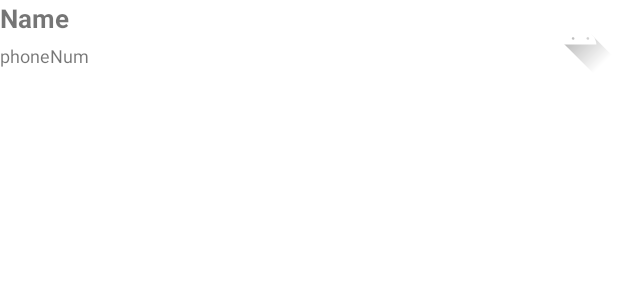
After one commit to dycha0430/CS496_Project1, an Android app: the layout phone_num_item.xml on its own in the app's theme, with its tools: preview values and no code run, on a phone screen of 412 x 824 dp. The commit adds this screen. Shown: the top 300 px of the screen. Run offline under Robolectric (Android 15) with nearby library versions, the phone set to English and light mode, and no system bars.

Commit message:
Recycler View implement

```diff
--- a/Project1/app/build.gradle
+++ b/Project1/app/build.gradle
@@ -3,7 +3,7 @@ plugins {
 }
 
 android {
-    compileSdk 30
+    compileSdk 31
 
     defaultConfig {
         applicationId "com.example.project1"
@@ -39,6 +39,7 @@ dependencies {
     implementation 'androidx.lifecycle:lifecycle-viewmodel-ktx:2.3.1'
     implementation 'androidx.navigation:navigation-fragment:2.3.5'
     implementation 'androidx.navigation:navigation-ui:2.3.5'
+    implementation 'androidx.recyclerview:recyclerview:1.3.0-alpha01'
     testImplementation 'junit:junit:4.+'
     androidTestImplementation 'androidx.test.ext:junit:1.1.3'
     androidTestImplementation 'androidx.test.espresso:espresso-core:3.4.0'
--- /dev/null
+++ b/Project1/app/src/main/res/layout/phone_num_item.xml
@@ -0,0 +1,39 @@
+<?xml version="1.0" encoding="utf-8"?>
+<LinearLayout xmlns:android="http://schemas.android.com/apk/res/android"
+    xmlns:app="http://schemas.android.com/apk/res-auto"
+    android:layout_width="match_parent"
+    android:layout_height="wrap_content"
+    android:gravity="center_vertical"
+    >
+
+    <LinearLayout
+        android:layout_width="0dp"
+        android:layout_height="match_parent"
+        android:layout_weight="1"
+        android:orientation="vertical"
+        android:gravity="center_vertical">
+
+        <TextView
+            android:id="@+id/nameTextView"
+            android:layout_width="wrap_content"
+            android:layout_height="wrap_content"
+            android:layout_weight="1"
+            android:text="Name"
+            android:textSize="17sp"
+            android:textStyle="bold" />
+
+        <TextView
+            android:id="@+id/numTextView"
+            android:layout_width="wrap_content"
+            android:layout_height="wrap_content"
+            android:layout_weight="1"
+            android:text="phoneNum"
+            android:textSize="12sp" />
+    </LinearLayout>
+
+    <ImageView
+        android:id="@+id/imageView"
+        android:layout_width="50dp"
+        android:layout_height="50dp"
+        app:srcCompat="@drawable/ic_launcher_foreground" />
+</LinearLayout>
--- a/Project1/app/src/main/res/navigation/mobile_navigation.xml
+++ b/Project1/app/src/main/res/navigation/mobile_navigation.xml
@@ -7,7 +7,7 @@
 
     <fragment
         android:id="@+id/navigation_home"
-        android:name="com.example.project1.ui.home.HomeFragment"
+        android:name="com.example.project1.ui.home.PhoneTabFragment"
         android:label="@string/title_home"
         tools:layout="@layout/fragment_home" />
 
```
Also changed, not shown: Project1/app/src/main/java/com/example/project1/ui/home/HomeViewModel.java (deleted, +0 -19 lines), Project1/app/src/main/java/com/example/project1/ui/home/PhoneTabAdapter.java (added, +55 -0 lines), Project1/app/src/main/java/com/example/project1/ui/home/PhoneTabFragment.java (renamed from Project1/app/src/main/java/com/example/project1/ui/home/HomeFragment.java, +15 -14 lines), Project1/app/src/main/res/layout/fragment_home.xml (+8 -15 lines).
